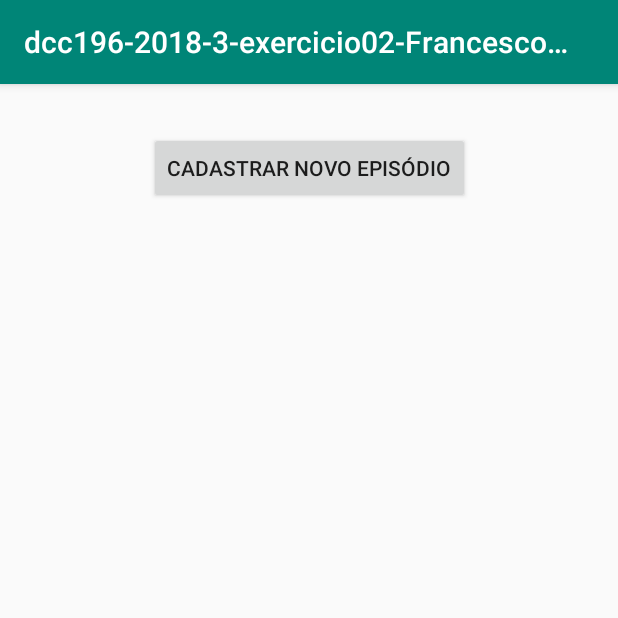
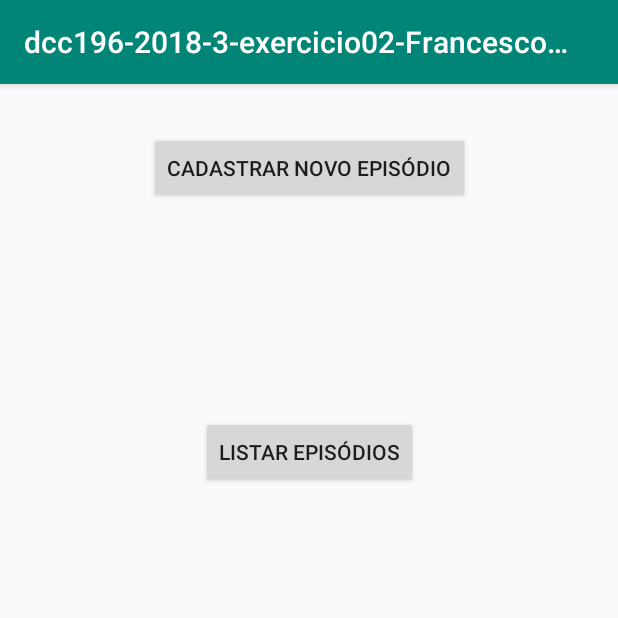
Before and after one commit to ufjf-dcc196/dcc196-2018-3-exercicio02-FrancescoBeghelli, an Android app: the screen it shows after launch (MainActivity), on a phone screen of 412 x 824 dp, the top half of it. Run offline under Robolectric (Android 15) with nearby library versions, the phone set to English and light mode, and no system bars.

Commit message:
Criação do Adapter e listagem

```diff
--- a/app/src/main/java/dcc196/ufjf/dcc196_2018_3_exercicio02_francescobeghelli/CadastroEpiActivity.java
+++ b/app/src/main/java/dcc196/ufjf/dcc196_2018_3_exercicio02_francescobeghelli/CadastroEpiActivity.java
@@ -52,6 +52,8 @@ public class CadastroEpiActivity extends AppCompatActivity {
                 values.put(EpisodioContract.Episodio.COLUMN_NAME_NUM_EP, Integer.parseInt(numEpisodio));
                 values.put(EpisodioContract.Episodio.COLUMN_NAME_NUM_TEMP, Integer.parseInt(numTemporada));
 
+                long id = db.insert(EpisodioContract.Episodio.TABLE_NAME,null,values);
+
                 finish();
             }
         });
--- /dev/null
+++ b/app/src/main/java/dcc196/ufjf/dcc196_2018_3_exercicio02_francescobeghelli/EpiAdapter.java
@@ -0,0 +1,36 @@
+package dcc196.ufjf.dcc196_2018_3_exercicio02_francescobeghelli;
+
+import android.content.Context;
+import android.database.Cursor;
+import android.view.LayoutInflater;
+import android.view.View;
+import android.view.ViewGroup;
+import android.widget.CursorAdapter;
+import android.widget.TextView;
+
+public class EpiAdapter extends CursorAdapter {
+
+    public EpiAdapter(Context context, Cursor c) {
+        super(context, c);
+    }
+
+    @Override
+    public View newView(Context context, Cursor cursor, ViewGroup parent) {
+        return LayoutInflater.from(context).inflate(R.layout.activity_main, parent, false);
+    }
+
+    @Override
+    public void bindView(View view, Context context, Cursor cursor) {
+        TextView editNomeSerie = (TextView) view.findViewById(R.id.editNomeSerie);
+        TextView editNumeroTemp = (TextView) view.findViewById(R.id.editNumeroTemp);
+        TextView editNumeroEpis = (TextView) view.findViewById(R.id.editNumeroEpis);
+
+        String nomeSerie = cursor.getString(cursor.getColumnIndexOrThrow(EpisodioContract.Episodio.COLUMN_NAME_NOME));
+        int numTemp = cursor.getInt(cursor.getColumnIndexOrThrow(EpisodioContract.Episodio.COLUMN_NAME_NUM_TEMP));
+        int numEpi = cursor.getInt(cursor.getColumnIndexOrThrow(EpisodioContract.Episodio.COLUMN_NAME_NUM_EP));
+
+        editNomeSerie.setText(nomeSerie);
+        editNumeroTemp.setText(String.valueOf(numTemp));
+        editNumeroEpis.setText(String.valueOf(numEpi));
+    }
+}
--- a/app/src/main/java/dcc196/ufjf/dcc196_2018_3_exercicio02_francescobeghelli/EpisodioDbHelper.java
+++ b/app/src/main/java/dcc196/ufjf/dcc196_2018_3_exercicio02_francescobeghelli/EpisodioDbHelper.java
@@ -10,8 +10,8 @@ public class EpisodioDbHelper extends SQLiteOpenHelper {
     public final static String DATABASE_NAME = "Episodio.db";
 
 
-    public EpisodioDbHelper(Context context, String name, SQLiteDatabase.CursorFactory factory, int version) {
-        super(context, DATABASE_NAME, factory, DATABASE_VERSION);
+    public EpisodioDbHelper(Context context) {
+        super(context, DATABASE_NAME, null, DATABASE_VERSION);
     }
 
     @Override
--- a/app/src/main/java/dcc196/ufjf/dcc196_2018_3_exercicio02_francescobeghelli/MainActivity.java
+++ b/app/src/main/java/dcc196/ufjf/dcc196_2018_3_exercicio02_francescobeghelli/MainActivity.java
@@ -1,14 +1,29 @@
 package dcc196.ufjf.dcc196_2018_3_exercicio02_francescobeghelli;
 
 import android.content.Intent;
+import android.database.Cursor;
+import android.database.sqlite.SQLiteDatabase;
+import android.support.v4.widget.ListViewAutoScrollHelper;
 import android.support.v7.app.AppCompatActivity;
 import android.os.Bundle;
 import android.view.View;
 import android.widget.Button;
+import android.widget.CursorAdapter;
+import android.widget.ListView;
+import android.widget.SimpleCursorAdapter;
+import android.widget.Toast;
 
 public class MainActivity extends AppCompatActivity {
 
     private Button btnCadEpisodio;
+    //private Button btnListarEpisodio;
+    private ListView scrListaEpisodios;
+    private SQLiteDatabase db;
+    private CursorAdapter dataSource;
+
+    EpisodioDbHelper helper;
+
+    private static final String campos[] = {"nome", "temporada", "num_episodio", "_id"};
 
     @Override
     protected void onCreate(Bundle savedInstanceState) {
@@ -16,6 +31,17 @@ public class MainActivity extends AppCompatActivity {
         setContentView(R.layout.activity_main);
 
         btnCadEpisodio = (Button)findViewById(R.id.btnCadastroEpis);
+        scrListaEpisodios = (ListView)findViewById(R.id.lstViewEpis);
+        //btnListarEpisodio = (Button)findViewById(R.id.btnListarEpisodios);
+
+
+        helper = new EpisodioDbHelper(this);
+        db = helper.getWritableDatabase();
+        Cursor epiCursor = db.rawQuery("SELECT  * FROM Episodio", null);
+        EpiAdapter epiAdapter = new EpiAdapter(this, epiCursor);
+
+        scrListaEpisodios.setAdapter(epiAdapter);
+
 
         btnCadEpisodio.setOnClickListener(new View.OnClickListener() {
             @Override
@@ -24,5 +50,22 @@ public class MainActivity extends AppCompatActivity {
                 startActivity(i);
             }
         });
+
+
+
     }
+
+
+    /*public void btnListarEpisodio(View v){
+        Cursor episodios = db.query("Episodios", campos, null, null, null, null, null);
+
+        if (episodios.getCount() > 0) {
+            dataSource = new SimpleCursorAdapter(this, R.layout.activity_cadastro_epi, episodios,
+                    campos, new int[]{R.id.editNomeSerie, R.id.editNumeroTemp, R.id.editNumeroEpis});
+
+            scrListaEpisodios.setAdapter(dataSource);
+        } else {
+            Toast.makeText(this, "Nenhum registro encontrado", Toast.LENGTH_SHORT).show();
+        }
+    }*/
 }
--- a/app/src/main/res/layout/activity_main.xml
+++ b/app/src/main/res/layout/activity_main.xml
@@ -20,24 +20,33 @@
         app:layout_constraintStart_toStartOf="parent"
         app:layout_constraintTop_toTopOf="parent" />
 
-    <ScrollView
-        android:id="@+id/scrViewEpisodios"
+    <ListView
+        android:id="@+id/lstViewEpis"
         android:layout_width="368dp"
-        android:layout_height="415dp"
+        android:layout_height="349dp"
+        android:layout_marginStart="8dp"
+        android:layout_marginLeft="8dp"
+        android:layout_marginEnd="8dp"
+        android:layout_marginRight="8dp"
+        android:layout_marginBottom="8dp"
+        app:layout_constraintBottom_toBottomOf="parent"
+        app:layout_constraintEnd_toEndOf="parent"
+        app:layout_constraintStart_toStartOf="parent" />
+
+    <Button
+        android:id="@+id/btnListarEpisodios"
+        android:layout_width="wrap_content"
+        android:layout_height="wrap_content"
         android:layout_marginStart="8dp"
         android:layout_marginLeft="8dp"
         android:layout_marginTop="8dp"
         android:layout_marginEnd="8dp"
         android:layout_marginRight="8dp"
         android:layout_marginBottom="8dp"
-        app:layout_constraintBottom_toBottomOf="parent"
+        android:text="Listar Episódios"
+        app:layout_constraintBottom_toTopOf="@+id/lstViewEpis"
         app:layout_constraintEnd_toEndOf="parent"
         app:layout_constraintStart_toStartOf="parent"
-        app:layout_constraintTop_toBottomOf="@+id/btnCadastroEpis">
+        app:layout_constraintTop_toBottomOf="@+id/btnCadastroEpis" />
 
-        <LinearLayout
-            android:layout_width="match_parent"
-            android:layout_height="wrap_content"
-            android:orientation="vertical" />
-    </ScrollView>
 </android.support.constraint.ConstraintLayout>
```
